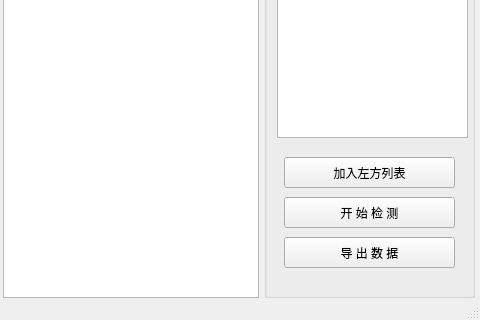
kenuosec/empty-number, file client/main.ui: the form before one commit; both pictures show x 0 to 480 and y 186 to 506 of the 480 by 506 pixel window.
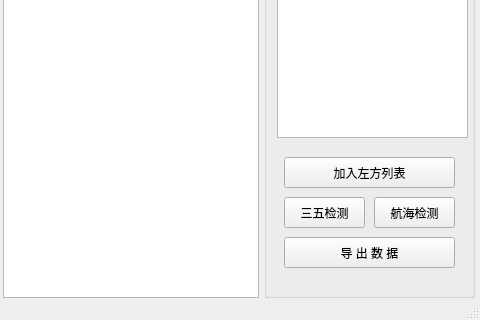
The form after the commit.

```diff
--- a/client/main.ui
+++ b/client/main.ui
@@ -64,12 +64,12 @@
       <rect>
        <x>20</x>
        <y>350</y>
-       <width>171</width>
+       <width>81</width>
        <height>31</height>
       </rect>
      </property>
      <property name="text">
-      <string>开 始 检 测</string>
+      <string>三五检测</string>
      </property>
     </widget>
     <widget class="QPushButton" name="pushButton_export">
@@ -85,6 +85,19 @@
       <string>导 出 数 据</string>
      </property>
     </widget>
+    <widget class="QPushButton" name="pushButton_check_2">
+     <property name="geometry">
+      <rect>
+       <x>110</x>
+       <y>350</y>
+       <width>81</width>
+       <height>31</height>
+      </rect>
+     </property>
+     <property name="text">
+      <string>航海检测</string>
+     </property>
+    </widget>
    </widget>
   </widget>
   <widget class="QMenuBar" name="menubar">
```
